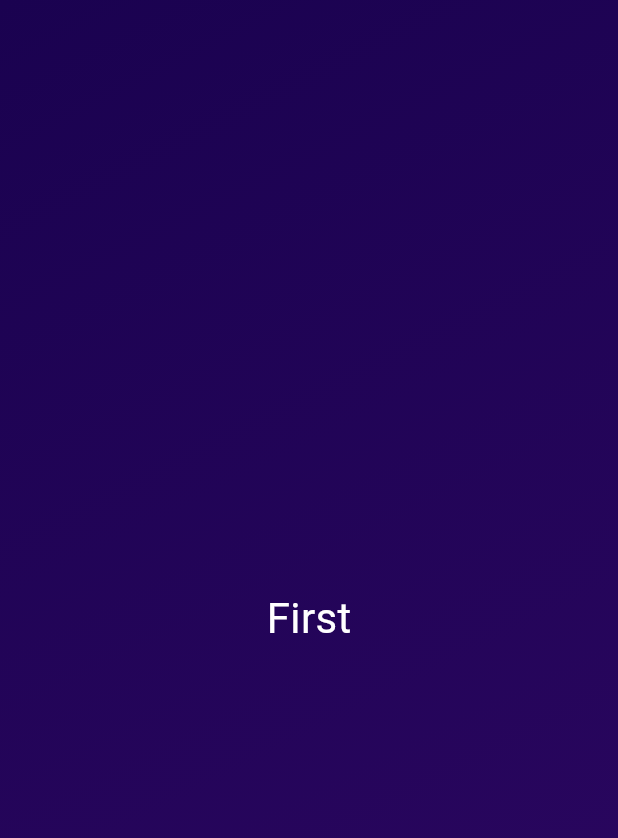
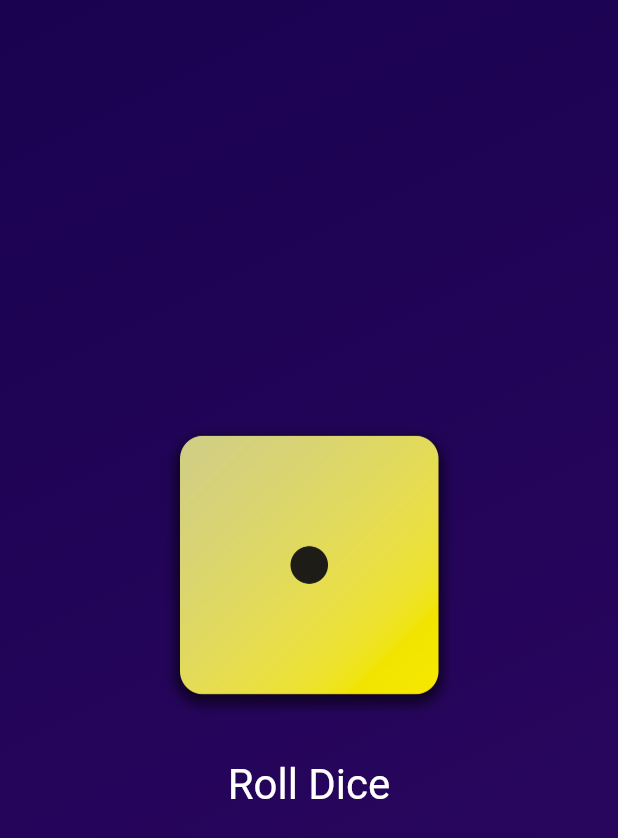
Before and after one commit to aminyous/roll-dice-app, a Flutter app: the screen it shows after launch, on a phone screen of 412 x 824 dp. Shown: the top 838 px of the screen. Run offline on Flutter 3.47's test engine with Material 3 defaults, Android fonts, the phone set to English and light mode, and no system bars.

Commit message:
Add more widgets and add assets - Finish the App

```diff
--- /dev/null
+++ b/lib/dice_roller.dart
@@ -0,0 +1,53 @@
+import 'dart:math';
+import 'package:flutter/material.dart';
+
+ final random = Random();
+
+class DiceRoller extends StatefulWidget {
+  const DiceRoller({Key? key}) : super(key: key);
+
+  @override
+  State<DiceRoller> createState() => _DiceRollerState();
+}
+
+class _DiceRollerState extends State<DiceRoller> {
+
+  var activeDiceImage = 'assets/images/dice-1.png';
+
+
+
+  void rollDice() {
+    var diceRoll = random.nextInt(6) + 1;
+    setState(() {
+      // _diceRoll = (1 + (6 * (0.5 - (0.5 * (1 - 2 * (0.5 - 0.5)))))).toInt();
+
+      activeDiceImage = 'assets/images/dice-$diceRoll.png';
+    });
+  }
+
+  @override
+  Widget build(BuildContext context) {
+    return Column(
+      mainAxisSize: MainAxisSize.min,
+      children: [
+        Image.asset(
+          activeDiceImage,
+          width: 200,
+        ),
+        const SizedBox(
+          height: 22,
+        ),
+        TextButton(
+          onPressed: rollDice,
+          style: TextButton.styleFrom(
+            foregroundColor: Colors.white,
+            textStyle: const TextStyle(
+              fontSize: 28,
+            ),
+          ),
+          child: const Text("Roll Dice"),
+        ),
+      ],
+    );
+  }
+}
--- a/lib/gradient_container.dart
+++ b/lib/gradient_container.dart
@@ -1,22 +1,21 @@
 import 'package:flutter/material.dart';
-import 'package:roll_dice_app/text_styled.dart';
+import 'package:roll_dice_app/dice_roller.dart';
+// import 'package:roll_dice_app/text_styled.dart';
 // This widget is a stateless widget that builds a container with a gradient background.
 
-
 class GradientContainer extends StatelessWidget {
-
   // const GradientContainer(this.colorA, this.colorB, {super.key});
   const GradientContainer({super.key, required this.colors});
 
   // final Color colorA;
   // final Color colorB;
-   final List<Color> colors;
+  final List<Color> colors;
 
 
   @override
   Widget build(BuildContext context) {
     return Container(
-      decoration:  BoxDecoration(
+      decoration: BoxDecoration(
         gradient: LinearGradient(
           colors: colors,
           begin: Alignment.topLeft,
@@ -24,7 +23,9 @@ class GradientContainer extends StatelessWidget {
         ),
       ),
       child: const Center(
-        child: TextStyled("First"),
+        // child: TextStyled("First"),
+
+        child: DiceRoller()
       ),
     );
     // This widget builds a container with a gradient background
```
Also changed, not shown: pubspec.yaml (+7 -3 lines), assets/images/dice-1.png (added), assets/images/dice-2.png (added), assets/images/dice-3.png (added), assets/images/dice-4.png (added), assets/images/dice-5.png (added), assets/images/dice-6.png (added).
